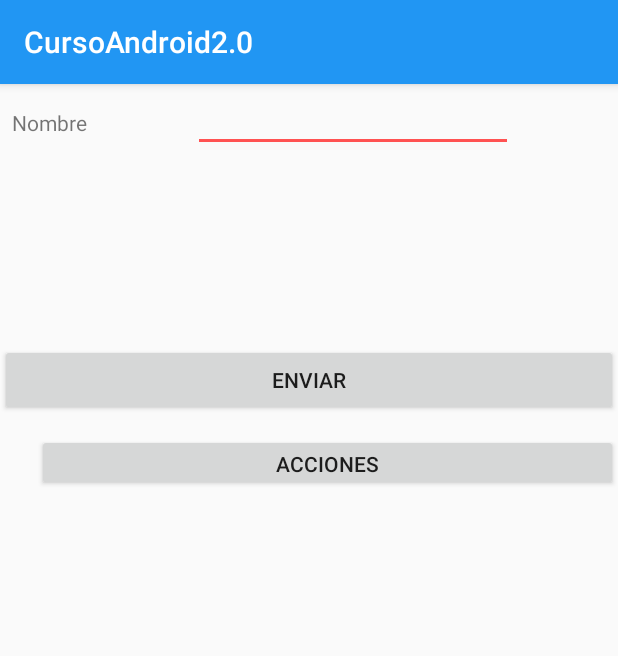
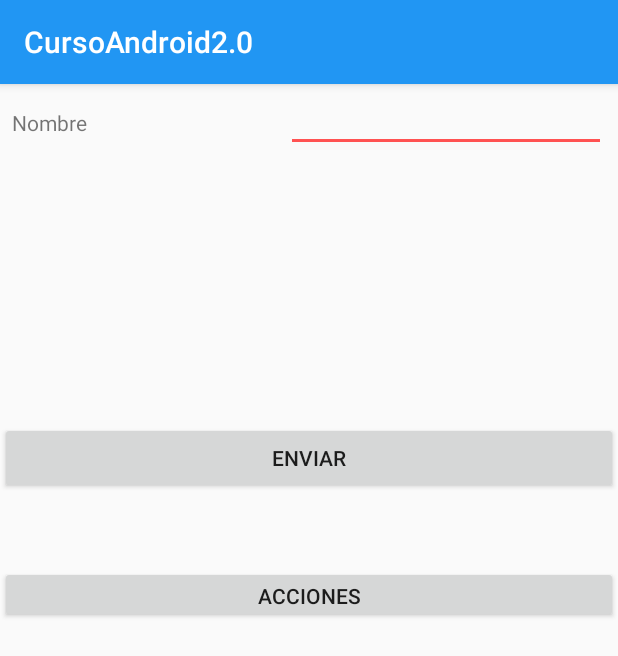
Before and after one commit to Tuky88/CursoAndroid20, an Android app: the screen it shows after launch (MainActivity), on a phone screen of 412 x 824 dp. Shown: the top 656 px of the screen. Run offline under Robolectric (Android 15) with nearby library versions, the phone set to English and light mode, and no system bars.

Commit message:
Avance peea 05/07/2018

```diff
--- a/app/src/main/res/layout/activity_main.xml
+++ b/app/src/main/res/layout/activity_main.xml
@@ -21,7 +21,7 @@
         android:id="@+id/btnEnviar"
         android:layout_width="match_parent"
         android:layout_height="wrap_content"
-        android:layout_marginTop="128dp"
+        android:layout_marginTop="180dp"
         android:text="Enviar"
         app:layout_constraintEnd_toEndOf="parent"
         app:layout_constraintHorizontal_bias="0.0"
@@ -39,17 +39,18 @@
         android:ems="10"
         android:inputType="textPersonName"
         app:layout_constraintEnd_toEndOf="parent"
+        app:layout_constraintHorizontal_bias="1.0"
         app:layout_constraintStart_toEndOf="@+id/textView"
         tools:layout_editor_absoluteY="5dp" />
 
     <Button
         android:id="@+id/btnAcciones"
-        android:layout_width="387dp"
+        android:layout_width="0dp"
         android:layout_height="38dp"
-        android:layout_marginTop="12dp"
+        android:layout_marginTop="48dp"
         android:text="Acciones"
         app:layout_constraintEnd_toEndOf="parent"
-        app:layout_constraintHorizontal_bias="1.0"
+        app:layout_constraintHorizontal_bias="0.0"
         app:layout_constraintStart_toStartOf="parent"
         app:layout_constraintTop_toBottomOf="@+id/btnEnviar" />
 
```
Also changed, not shown: app/src/main/java/com/example/dibujo/cursoandroid20/ThirdActivity.java (+33 -2 lines).
